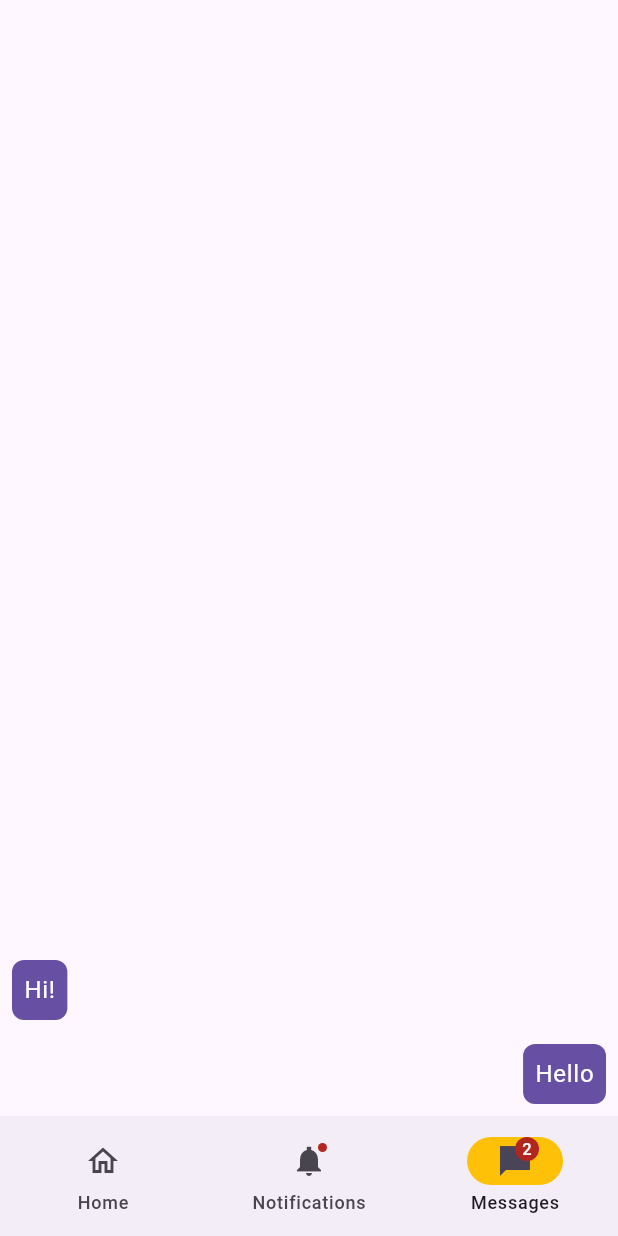
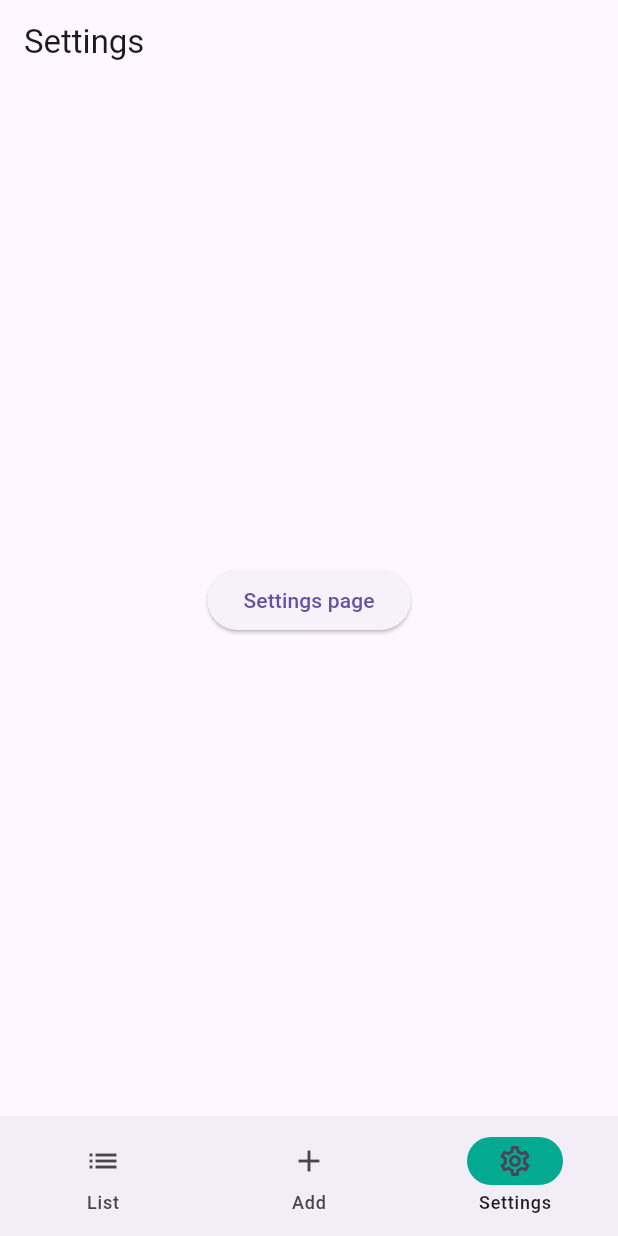
Before and after one commit to Merito-Chorzow/flutter-starter-panchukdev, a Flutter app: the screen it shows after launch, item 3 of the bottom bar chosen, on a phone screen of 412 x 824 dp. Run offline on Flutter 3.47's test engine with Material 3 defaults, Android fonts, the phone set to English and light mode, and no system bars.

Commit message:
navbar, pages

```diff
--- a/flutter_app/lib/main.dart
+++ b/flutter_app/lib/main.dart
@@ -1,31 +1,37 @@
 import 'package:flutter/material.dart';
+import 'package:flutter_app/pages/list_of_entries.dart';
+import 'package:flutter_app/pages/add_entry.dart';
+import 'package:flutter_app/pages/settings.dart';
 
-/// Flutter code sample for [NavigationBar].
 
-void main() => runApp(const NavigationBarApp());
+void main() {
+    runApp(const LocationApp());
+  }
 
-class NavigationBarApp extends StatelessWidget {
-  const NavigationBarApp({super.key});
+class LocationApp extends StatelessWidget {
+  const LocationApp({super.key});
 
   @override
   Widget build(BuildContext context) {
-    return const MaterialApp(home: NavigationExample());
+    return const MaterialApp(
+      debugShowCheckedModeBanner: false,
+      home: Navigation(),
+    );
   }
+
 }
 
-class NavigationExample extends StatefulWidget {
-  const NavigationExample({super.key});
-
+class Navigation extends StatefulWidget {
+  const Navigation({super.key});
   @override
-  State<NavigationExample> createState() => _NavigationExampleState();
+  State<Navigation> createState() => _NavigationState();
 }
 
-class _NavigationExampleState extends State<NavigationExample> {
+class _NavigationState extends State<Navigation> {
   int currentPageIndex = 0;
 
   @override
   Widget build(BuildContext context) {
-    final ThemeData theme = Theme.of(context);
     return Scaffold(
       bottomNavigationBar: NavigationBar(
         onDestinationSelected: (int index) {
@@ -33,97 +39,47 @@ class _NavigationExampleState extends State<NavigationExample> {
             currentPageIndex = index;
           });
         },
-        indicatorColor: Colors.amber,
+        indicatorColor: const Color.fromARGB(255, 4, 169, 145),
         selectedIndex: currentPageIndex,
+
         destinations: const <Widget>[
+
+          // List of cards page
           NavigationDestination(
-            selectedIcon: Icon(Icons.home),
-            icon: Icon(Icons.home_outlined),
-            label: 'Home',
+            selectedIcon: Icon(Icons.list_outlined),
+            icon: Icon(Icons.list),
+            label: 'List',
+
           ),
+
+          // Add entry page
           NavigationDestination(
-            icon: Badge(child: Icon(Icons.notifications_sharp)),
-            label: 'Notifications',
+            selectedIcon: Icon(Icons.add_outlined),
+            icon: Icon(Icons.add),
+            label: 'Add',
           ),
+
+          // Settings page
           NavigationDestination(
-            icon: Badge(label: Text('2'), child: Icon(Icons.messenger_sharp)),
-            label: 'Messages',
+            selectedIcon: (Icon(Icons.settings_outlined)),
+            icon: Icon(Icons.settings),
+            label: 'Settings',
           ),
         ],
       ),
+
       body: <Widget>[
-        /// Home page
-        Card(
-          shadowColor: Colors.transparent,
-          margin: const EdgeInsets.all(8.0),
-          child: SizedBox.expand(
-            child: Center(child: Text('Home page', style: theme.textTheme.titleLarge)),
-          ),
-        ),
 
-        /// Notifications page
-        const Padding(
-          padding: EdgeInsets.all(8.0),
-          child: Column(
-            children: <Widget>[
-              Card(
-                child: ListTile(
-                  leading: Icon(Icons.notifications_sharp),
-                  title: Text('Notification 1'),
-                  subtitle: Text('This is a notification'),
-                ),
-              ),
-              Card(
-                child: ListTile(
-                  leading: Icon(Icons.notifications_sharp),
-                  title: Text('Notification 2'),
-                  subtitle: Text('This is a notification'),
-                ),
-              ),
-            ],
-          ),
-        ),
+        /// List of cards page
+        const ListOfEntries(),
+        /// Add entry page
+        const AddEntry(),
+        /// Settings page
+        const Settings(),
 
-        /// Messages page
-        ListView.builder(
-          reverse: true,
-          itemCount: 2,
-          itemBuilder: (BuildContext context, int index) {
-            if (index == 0) {
-              return Align(
-                alignment: Alignment.centerRight,
-                child: Container(
-                  margin: const EdgeInsets.all(8.0),
-                  padding: const EdgeInsets.all(8.0),
-                  decoration: BoxDecoration(
-                    color: theme.colorScheme.primary,
-                    borderRadius: BorderRadius.circular(8.0),
-                  ),
-                  child: Text(
-                    'Hello',
-                    style: theme.textTheme.bodyLarge!.copyWith(color: theme.colorScheme.onPrimary),
-                  ),
-                ),
-              );
-            }
-            return Align(
-              alignment: Alignment.centerLeft,
-              child: Container(
-                margin: const EdgeInsets.all(8.0),
-                padding: const EdgeInsets.all(8.0),
-                decoration: BoxDecoration(
-                  color: theme.colorScheme.primary,
-                  borderRadius: BorderRadius.circular(8.0),
-                ),
-                child: Text(
-                  'Hi!',
-                  style: theme.textTheme.bodyLarge!.copyWith(color: theme.colorScheme.onPrimary),
-                ),
-              ),
-            );
-          },
-        ),
       ][currentPageIndex],
     );
+
+
   }
 }
--- /dev/null
+++ b/flutter_app/lib/pages/settings.dart
@@ -0,0 +1,26 @@
+import 'package:flutter/material.dart';
+import 'package:flutter_app/main.dart';
+
+class Settings extends StatelessWidget {
+  const Settings({super.key});
+
+  @override
+  Widget build(BuildContext context) {
+    return Scaffold(
+      appBar: AppBar(title: const Text('Settings')),
+      body: Center(
+        child: ElevatedButton(
+          child: const Text('Settings page'),
+          onPressed: () {
+            Navigator.push(
+              context,
+              MaterialPageRoute<void>(
+                builder: (context) => const LocationApp(),
+              ),
+            );
+          },
+        ),
+      ),
+    );
+  }
+}
```
Also changed, not shown: flutter_app/lib/pages/add_entry.dart (added, +26 -0 lines), flutter_app/lib/pages/entry_details.dart (added, +26 -0 lines), flutter_app/lib/pages/list_of_entries.dart (added, +31 -0 lines).
